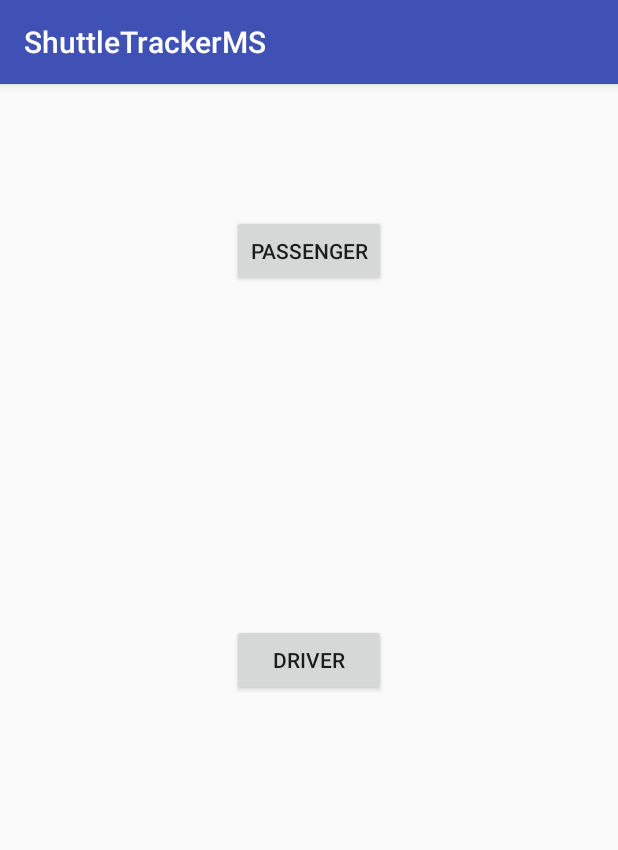
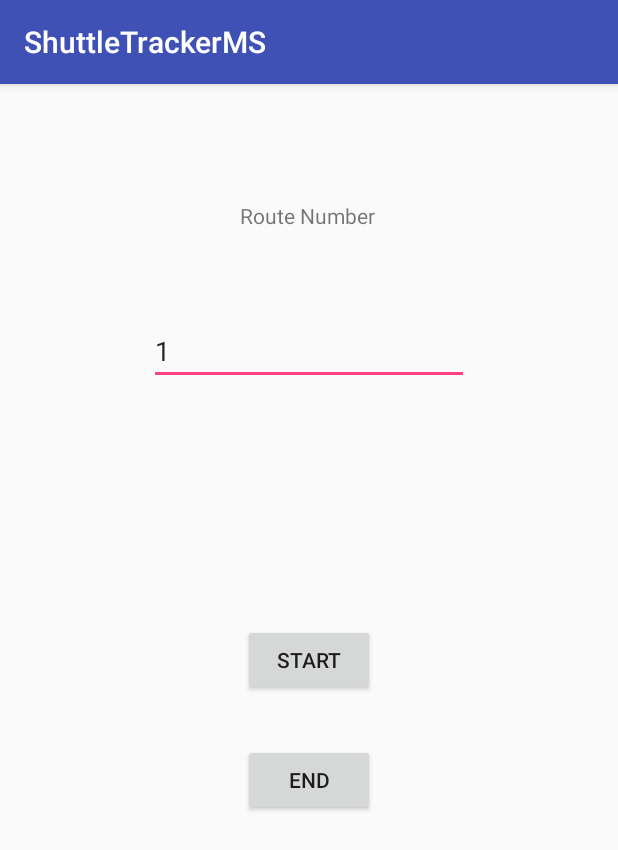
Before and after one commit to rama56/ShuttleTrackerMS, an Android app: the screen it shows after launch (MainPageActivity before the commit, DriverActivity after it), after a tap on "DRIVER", on a phone screen of 412 x 824 dp. Shown: the top 850 px of the screen. Run offline under Robolectric (Android 15) with nearby library versions, the phone set to English and light mode, and no system bars.

Commit message:
UX bus driver page

```diff
--- a/app/src/main/AndroidManifest.xml
+++ b/app/src/main/AndroidManifest.xml
@@ -15,9 +15,7 @@
         android:label="@string/app_name"
         android:supportsRtl="true"
         android:theme="@style/AppTheme">
-        <activity android:name=".MainActivity">
-
-        </activity>
+        <activity android:name=".MainActivity" />
 
         <meta-data
             android:name="com.google.android.geo.API_KEY"
@@ -30,6 +28,7 @@
                 <category android:name="android.intent.category.LAUNCHER" />
             </intent-filter>
         </activity>
+        <activity android:name=".DriverActivity"></activity>
     </application>
 
 </manifest>
--- a/app/src/main/java/com/example/ramakrk/shuttletrackerms/ClientBackend.java
+++ b/app/src/main/java/com/example/ramakrk/shuttletrackerms/ClientBackend.java
@@ -99,7 +99,7 @@ public class ClientBackend {
         }.start();
     }
 
-    private void StopGivingLocationData()
+    public void StopGivingLocationData()
     {
         timerForSendingLocationData.cancel();
     }
--- /dev/null
+++ b/app/src/main/java/com/example/ramakrk/shuttletrackerms/DriverActivity.java
@@ -0,0 +1,49 @@
+package com.example.ramakrk.shuttletrackerms;
+
+import android.content.SharedPreferences;
+import android.support.v7.app.AppCompatActivity;
+import android.os.Bundle;
+import android.view.View;
+import android.widget.Button;
+import android.widget.EditText;
+
+public class DriverActivity extends AppCompatActivity {
+
+    private void initialSetup() {
+        SharedPreferences sharedPreferences = getPreferences(MODE_PRIVATE);
+        String getRoute = sharedPreferences.getString("DriverRoute","1");
+        EditText editText = (EditText)findViewById(R.id.driverRoute);
+        editText.setText(getRoute);
+    }
+
+    @Override
+    protected void onCreate(Bundle savedInstanceState) {
+        super.onCreate(savedInstanceState);
+        setContentView(R.layout.activity_driver);
+        initialSetup();
+        Button startButton = (Button) findViewById(R.id.startTravel);
+        startButton.setOnClickListener(new View.OnClickListener() {
+            @Override
+            public void onClick(View v) {
+                SharedPreferences sharedPreferences = getPreferences(MODE_PRIVATE);
+                SharedPreferences.Editor editor = sharedPreferences.edit();
+
+                EditText editText = (EditText)findViewById(R.id.driverRoute);
+                String routeID = editText.getText().toString();
+                editor.putString("DriverRoute",routeID);
+                editor.commit();
+                ClientBackend clientBackend = new ClientBackend();
+                clientBackend.GiveLocationDataToDBWrapper(getBaseContext(),routeID);
+            }
+        });
+
+        Button endButon = (Button) findViewById(R.id.endTravel);
+        endButon.setOnClickListener(new View.OnClickListener() {
+            @Override
+            public void onClick(View v) {
+                ClientBackend clientBackend = new ClientBackend();
+                clientBackend.StopGivingLocationData();
+            }
+        });
+    }
+}
--- a/app/src/main/java/com/example/ramakrk/shuttletrackerms/MainPageActivity.java
+++ b/app/src/main/java/com/example/ramakrk/shuttletrackerms/MainPageActivity.java
@@ -30,7 +30,8 @@ public class MainPageActivity extends AppCompatActivity {
         driverButton.setOnClickListener(new View.OnClickListener() {
             @Override
             public void onClick(View v) {
-
+                Intent driverIntent = new Intent(v.getContext(),DriverActivity.class);
+                startActivityForResult(driverIntent,0);
             }
         });
     }
--- /dev/null
+++ b/app/src/main/res/layout/activity_driver.xml
@@ -0,0 +1,59 @@
+<?xml version="1.0" encoding="utf-8"?>
+<RelativeLayout xmlns:android="http://schemas.android.com/apk/res/android"
+    xmlns:tools="http://schemas.android.com/tools"
+    android:layout_width="match_parent"
+    android:layout_height="match_parent"
+    android:paddingBottom="@dimen/activity_vertical_margin"
+    android:paddingLeft="@dimen/activity_horizontal_margin"
+    android:paddingRight="@dimen/activity_horizontal_margin"
+    android:paddingTop="@dimen/activity_vertical_margin"
+    tools:context="com.example.ramakrk.shuttletrackerms.DriverActivity">
+
+    <RelativeLayout
+        android:layout_width="match_parent"
+        android:layout_height="match_parent"
+        android:layout_alignParentLeft="true"
+        android:layout_alignParentStart="true"
+        android:layout_alignParentRight="true"
+        android:layout_alignParentEnd="true"
+        android:layout_alignParentTop="true">
+
+        <TextView
+            android:layout_width="wrap_content"
+            android:layout_height="wrap_content"
+            android:text="Route Number"
+            android:id="@+id/textView"
+            android:layout_alignParentTop="true"
+            android:layout_alignRight="@+id/startTravel"
+            android:layout_alignEnd="@+id/startTravel"
+            android:layout_marginTop="62dp" />
+
+        <Button
+            android:layout_width="wrap_content"
+            android:layout_height="wrap_content"
+            android:text="START"
+            android:id="@+id/startTravel"
+            android:layout_centerVertical="true"
+            android:layout_centerHorizontal="true" />
+
+        <Button
+            android:layout_width="wrap_content"
+            android:layout_height="wrap_content"
+            android:text="END"
+            android:id="@+id/endTravel"
+            android:layout_marginTop="32dp"
+            android:layout_below="@+id/startTravel"
+            android:layout_alignLeft="@+id/startTravel"
+            android:layout_alignStart="@+id/startTravel" />
+
+        <EditText
+            android:layout_width="wrap_content"
+            android:layout_height="wrap_content"
+            android:inputType="number"
+            android:ems="10"
+            android:id="@+id/driverRoute"
+            android:layout_below="@+id/textView"
+            android:layout_centerHorizontal="true"
+            android:layout_marginTop="58dp" />
+    </RelativeLayout>
+</RelativeLayout>
--- a/app/src/main/res/values/dimens.xml
+++ b/app/src/main/res/values/dimens.xml
@@ -2,4 +2,5 @@
     <!-- Default screen margins, per the Android Design guidelines. -->
     <dimen name="activity_horizontal_margin">16dp</dimen>
     <dimen name="activity_vertical_margin">16dp</dimen>
+    <dimen name="fab_margin">16dp</dimen>
 </resources>
--- a/app/src/main/res/values/strings.xml
+++ b/app/src/main/res/values/strings.xml
@@ -2,4 +2,5 @@
     <string name="app_name">ShuttleTrackerMS</string>
     <string name="track">Track</string>
     <string name="title_activity_maps">Map</string>
+    <string name="title_activity_driver">DriverActivity</string>
 </resources>
```
Also changed, not shown: app/src/main/java/com/example/ramakrk/shuttletrackerms/MainActivity.java (+40 -11 lines), app/src/main/res/layout/activity_main.xml (+2 -7 lines), app/src/main/res/values-v21/styles.xml (added, +9 -0 lines), app/src/main/res/values/styles.xml (+9 -0 lines).
